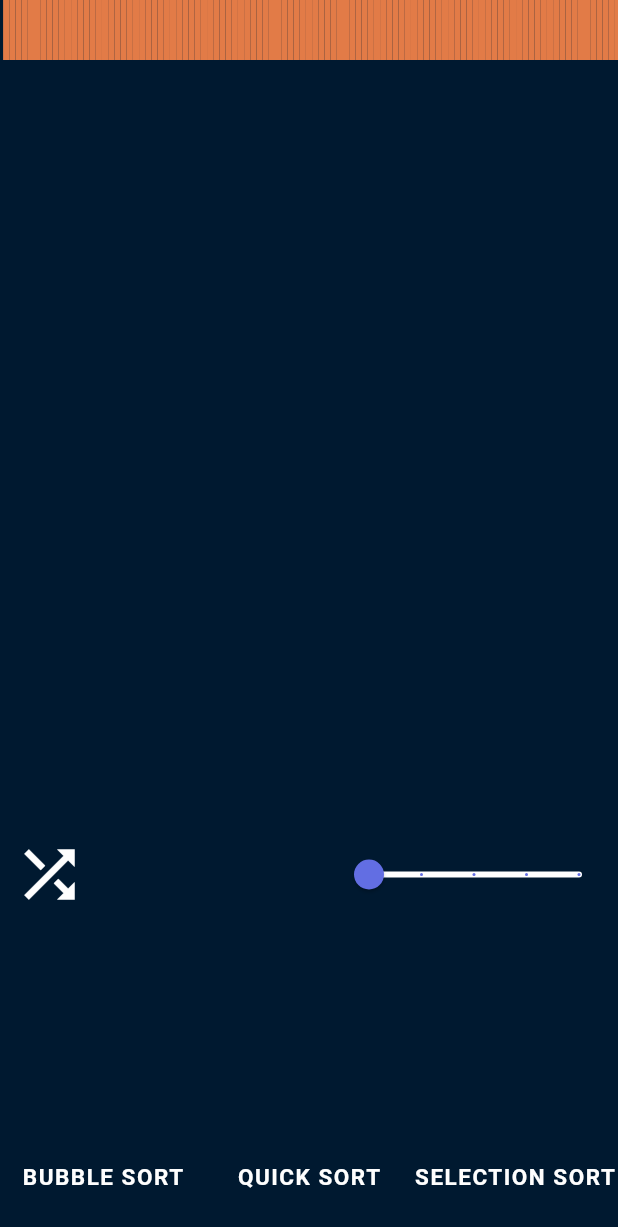
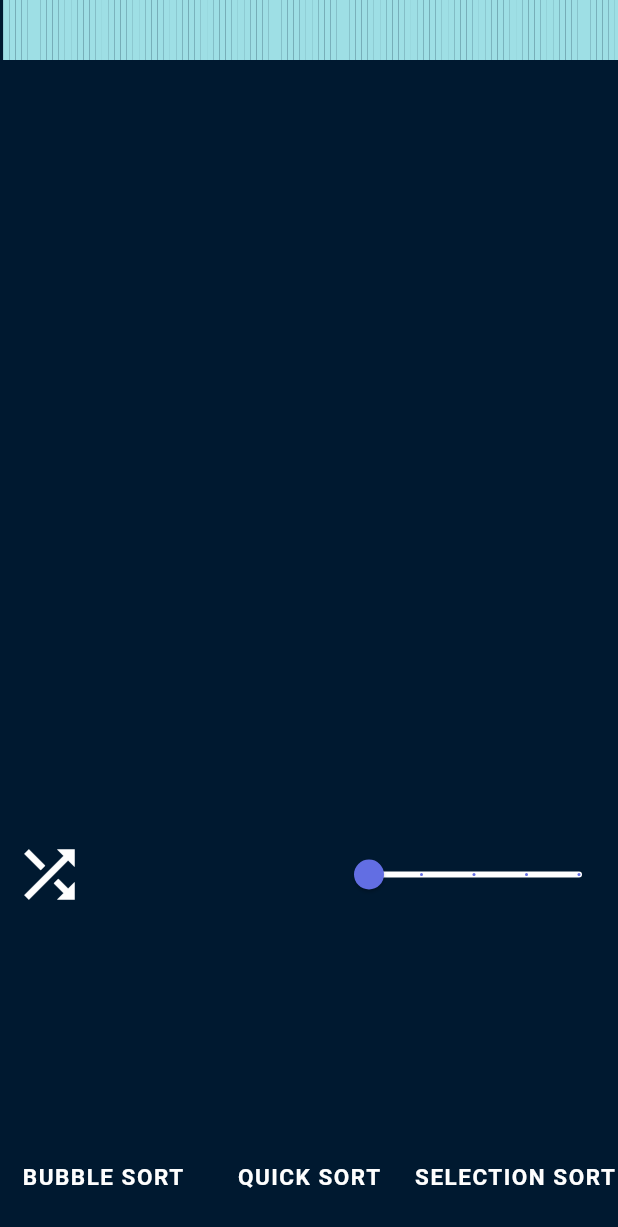
Before and after one commit to parzuko/AlgoVisualizer, a Flutter app: the screen it shows after launch, on a phone screen of 412 x 824 dp. Shown: the top 1227 px of the screen. Run offline on Flutter 3.47's test engine with Material 2 defaults, Android fonts, the phone set to English and light mode, and no system bars; Roboto replaces fonts that are missing (Segoe UI).

Commit message:
Add Blue Palette & Option

```diff
--- a/algo_visual/lib/config/numbers.dart
+++ b/algo_visual/lib/config/numbers.dart
@@ -6,12 +6,14 @@ class NumberViewer extends CustomPainter {
   int elementValue;
   final int elementIndex;
   final int maxVal;
+  int whichColor;
 
   NumberViewer({
     this.barWidth,
     this.elementValue,
     this.elementIndex,
     this.maxVal,
+    this.whichColor,
   });
 
   final multiplyer = {
@@ -25,10 +27,13 @@ class NumberViewer extends CustomPainter {
   @override
   void paint(Canvas canvas, Size size) {
     Paint paint = Paint();
-    paint.color = insertionPalette(elementValue);
     paint.strokeWidth = barWidth;
     paint.strokeCap = StrokeCap.butt;
-
+    var map = {
+      1: bluePalette(elementValue),
+      2: insertionPalette(elementValue),
+    };
+    paint.color = map[whichColor];
     // if (this.maxVal < 250) {
     //   this.elementValue += 10;
     // }
@@ -58,4 +63,22 @@ class NumberViewer extends CustomPainter {
       return Palette.insertion_5;
     }
   }
+
+  Color bluePalette(int value) {
+    if (this.elementValue < maxVal * .14) {
+      return Palette.blue_0;
+    } else if (this.elementValue < maxVal * .28) {
+      return Palette.blue_1;
+    } else if (this.elementValue < maxVal * .42) {
+      return Palette.blue_2;
+    } else if (this.elementValue < maxVal * .56) {
+      return Palette.blue_3;
+    } else if (this.elementValue < maxVal * .70) {
+      return Palette.blue_4;
+    } else if (this.elementValue < maxVal * .84) {
+      return Palette.blue_5;
+    } else {
+      return Palette.blue_6;
+    }
+  }
 }
--- a/algo_visual/lib/config/palette.dart
+++ b/algo_visual/lib/config/palette.dart
@@ -12,4 +12,13 @@ class Palette {
   static const Color insertion_3 = Color(0xffEFCA58);
   static const Color insertion_4 = Color(0xff46B29E);
   static const Color insertion_5 = Color(0xff334E5C);
+
+  //Blue Color Scheme
+  static const Color blue_0 = Color(0xffC3EBEF);
+  static const Color blue_1 = Color(0xff9EDFE5);
+  static const Color blue_2 = Color(0xff70C2DF);
+  static const Color blue_3 = Color(0xff77ADE6);
+  static const Color blue_4 = Color(0xff7D99ED);
+  static const Color blue_5 = Color(0xff7E84F3);
+  static const Color blue_6 = Color(0xff7E6CFB);
 }
--- a/algo_visual/lib/screens/home_screen.dart
+++ b/algo_visual/lib/screens/home_screen.dart
@@ -90,6 +90,7 @@ class _HomeScreenState extends State<HomeScreen> {
                         elementValue: item,
                         elementIndex: counter,
                         maxVal: _sizeOfArray.round(),
+                        whichColor: 1,
                       ),
                     );
                   }).toList(),
```
